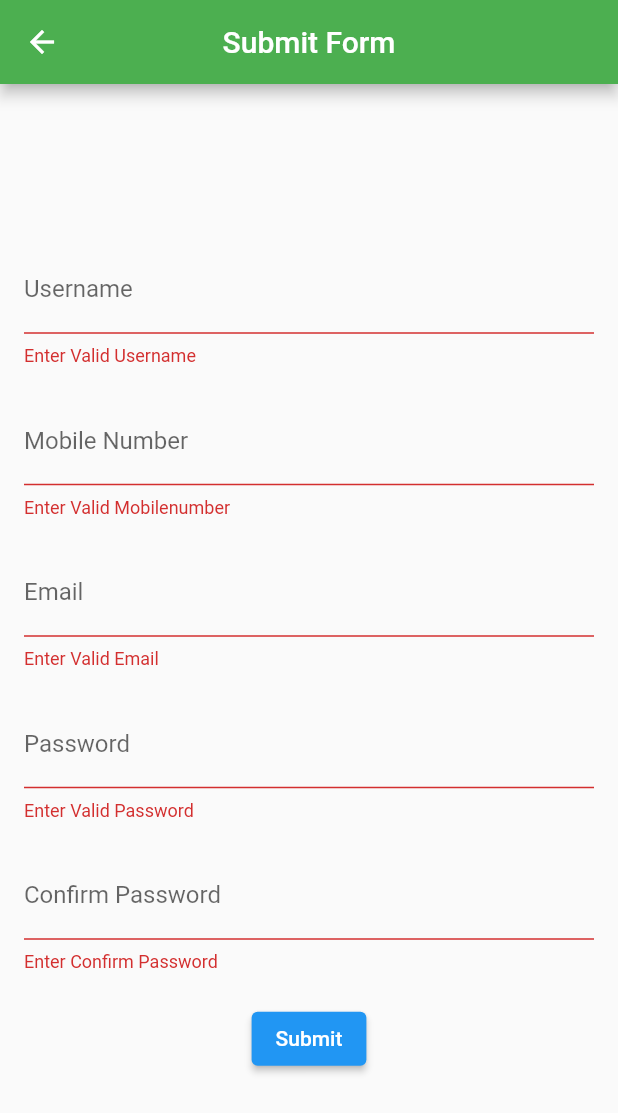
After one commit to krutik-joflee/training_tools, a Flutter app: the FormScreen screen opened directly, after a tap on "Submit", on a phone screen of 412 x 824 dp. The commit adds this screen. Shown: the top 1113 px of the screen. Run offline on Flutter 3.47's test engine with Material 2 defaults, Android fonts, the phone set to English and light mode, and no system bars; network calls fail.

Commit message:
Form compeleted

```diff
--- a/lib/Screens/appbar_screen.dart
+++ b/lib/Screens/appbar_screen.dart
@@ -1,4 +1,6 @@
 import 'package:flutter/material.dart';
+import 'package:training_tools/Screens/layouts_screen.dart';
+import 'package:training_tools/my_home_page.dart';
 
 class AppbarScreen extends StatefulWidget {
   const AppbarScreen({Key? key}) : super(key: key);
--- /dev/null
+++ b/lib/Screens/form.dart
@@ -0,0 +1,171 @@
+// ignore_for_file: prefer_const_constructors, duplicate_ignore, unnecessary_string_escapes
+
+import 'package:flutter/material.dart';
+import 'package:flutter/services.dart';
+import 'package:training_tools/my_home_page.dart';
+
+class FormScreen extends StatelessWidget {
+  FormScreen({Key? key}) : super(key: key);
+
+  final _formKey = GlobalKey<FormState>();
+  String password = '';
+
+  @override
+  Widget build(BuildContext context) {
+    return Scaffold(
+        appBar: AppBar(
+          title: Text("Submit Form"),
+          centerTitle: true,
+          backgroundColor: Colors.green,
+        ),
+        body: Padding(
+          padding: const EdgeInsets.all(16.0),
+          child: Stack(
+            fit: StackFit.expand,
+            children: [
+              Center(
+                child: Form(
+                    key: _formKey,
+                    child: SingleChildScrollView(
+                      child: Column(
+                        children: [
+                          TextFormField(
+                            decoration: InputDecoration(
+                              hintText: "Enter Username",
+                              labelText: "Username",
+                            ),
+                            validator: (value) {
+                              final nameRegExp = RegExp("([a-zA-Z0-9_\s]+)");
+                              if (value?.isEmpty ?? true) {
+                                return "Enter Valid Username";
+                              } else if (!nameRegExp.hasMatch(value ?? "")) {
+                                return "not valid username";
+                              } else {
+                                return null;
+                              }
+                            },
+                          ),
+                          SizedBox(
+                            height: 20,
+                          ),
+                          TextFormField(
+                            decoration: InputDecoration(
+                              hintText: "Enter 10 Digits Mobile Number",
+                              labelText: "Mobile Number",
+                            ),
+                            validator: (value) {
+                              final mobilenumberRegExp =
+                                  RegExp("^(?:[+0]9)?[0-9]{10}\$");
+                              if (value?.isEmpty ?? true) {
+                                return "Enter Valid Mobilenumber";
+                              } else if (!mobilenumberRegExp
+                                  .hasMatch(value ?? "")) {
+                                return "Not Valid Mobilenumber";
+                              } else {
+                                return null;
+                              }
+                            },
+                          ),
+                          SizedBox(
+                            height: 20,
+                          ),
+                          TextFormField(
+                            decoration: InputDecoration(
+                              hintText: "Enter Email",
+                              labelText: "Email",
+                            ),
+                            validator: (value) {
+                              final emailRegExp = RegExp(
+                                  r"^[a-zA-Z0-9.]+@[a-zA-Z0-9]+\.[a-zA-Z]+");
+                              if (value?.isEmpty ?? true) {
+                                return "Enter Valid Email";
+                              } else if (!emailRegExp.hasMatch(value ?? "")) {
+                                return "Not Valid Email";
+                              } else {
+                                return null;
+                              }
+                            },
+                          ),
+                          SizedBox(
+                            height: 20,
+                          ),
+                          TextFormField(
+                            decoration: InputDecoration(
+                              hintText: "Enter password",
+                              labelText: "Password",
+                            ),
+                            onChanged: (value) {
+                              password = value;
+                            },
+                            validator: (value) {
+                              final passwordRegExp = RegExp(
+                                  r"^(?=.*[A-Za-z])(?=.*\d)[A-Za-z\d]{8,}");
+                              if (value?.isEmpty ?? true) {
+                                return "Enter Valid Password";
+                              } else if (!passwordRegExp
+                                  .hasMatch(value ?? "")) {
+                                return "not valid Password";
+                              } else {
+                                return null;
+                              }
+                            },
+                          ),
+                          SizedBox(
+                            height: 20,
+                          ),
+                          TextFormField(
+                            decoration: InputDecoration(
+                              hintText: "Enter confirm password",
+                              labelText: "Confirm Password",
+                            ),
+                            validator: (value) {
+                              if (value?.isEmpty ?? true) {
+                                return "Enter Confirm Password";
+                              } else if (value != password) {
+                                return "Confirm password is not match with password ";
+                              } else {
+                                return null;
+                              }
+                            },
+                          ),
+                          SizedBox(
+                            height: 20,
+                          ),
+                          ElevatedButton(
+                            onPressed: () {
+                              if (_formKey.currentState?.validate() ?? false) {
+                                Navigator.pop(context);
+                                showDialog(
+                                  context: context,
+                                  builder: (BuildContext context) {
+                                    return Expanded(
+                                      child: AlertDialog(
+                                        title: Text('DONE!!'),
+                                        content: Text(
+                                            'You Have Successfully Submitted Information'),
+                                        actions: [
+                                          ElevatedButton(
+                                              onPressed: (() {
+                                                Navigator.pop(context);
+                                              }),
+                                              child: Text("OK")),
+                                        ],
+                                      ),
+                                    );
+                                  },
+                                );
+                              }
+                            },
+                            child: Text(
+                              "Submit",
+                            ),
+                          ),
+                        ],
+                      ),
+                    )),
+              )
+            ],
+          ),
+        ));
+  }
+}
--- a/lib/main.dart
+++ b/lib/main.dart
@@ -14,6 +14,7 @@ class MyApp extends StatelessWidget {
       debugShowCheckedModeBanner: false,
       title: 'Flutter Demo',
       theme: ThemeData(
+        // useMaterial3: true,
         primarySwatch: Colors.blue,
       ),
       home: const MyHomePage(),
```
Also changed, not shown: lib/Screens/cart.dart (+92 -17 lines), lib/my_home_page.dart (+24 -1 lines).
